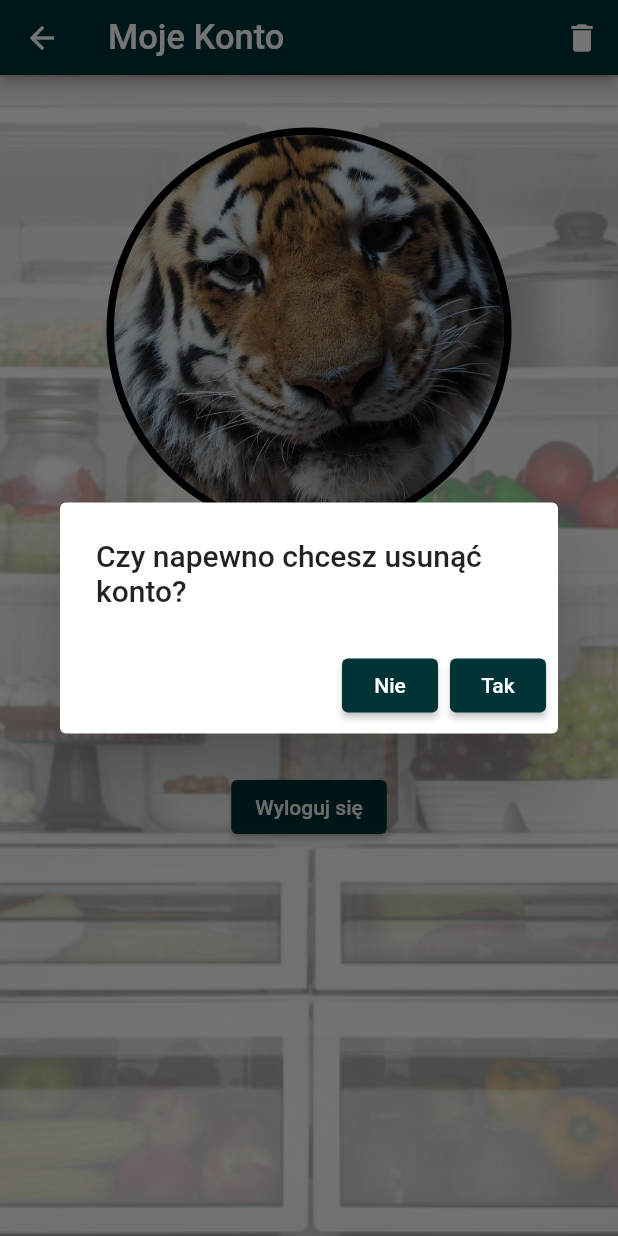
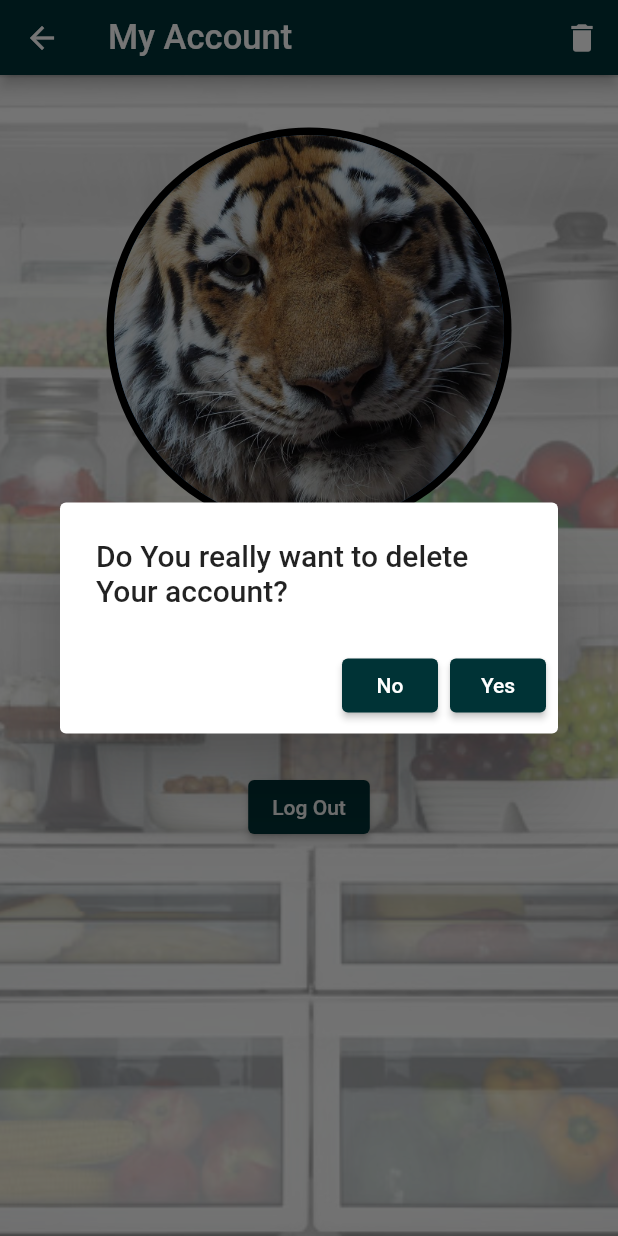
Before and after one commit to lukaszhak/moja_lodowka, a Flutter app: the MyAccountPage screen opened directly with empty values, after a tap on the "delete" icon, on a phone screen of 412 x 824 dp. Run offline on Flutter 3.47's test engine with Material 2 defaults, Android fonts, the phone set to English and light mode, and no system bars; our stand-ins replace bloc, cloud_firestore, dio, firebase_auth, firebase_core, flutter_bloc and 4 more; accounts and stored records are empty; generated files the repository leaves out were written again; network calls fail.

Commit message:
Add english language to my account page

```diff
--- a/lib/features/home/pages/my_account_page/my_account_page.dart
+++ b/lib/features/home/pages/my_account_page/my_account_page.dart
@@ -2,7 +2,7 @@ import 'package:flutter/material.dart';
 import 'package:flutter_bloc/flutter_bloc.dart';
 import 'package:moja_lodowka/app/app.dart';
 import 'package:moja_lodowka/app/cubit/root_cubit.dart';
-import 'package:moja_lodowka/features/login/login_page/login_page.dart';
+import 'package:flutter_gen/gen_l10n/app_localizations.dart';
 
 class MyAccountPage extends StatelessWidget {
   const MyAccountPage({
@@ -29,7 +29,7 @@ class MyAccountPage extends StatelessWidget {
                             },
                             style: ElevatedButton.styleFrom(
                                 primary: const Color.fromARGB(255, 0, 51, 54)),
-                            child: const Text('Nie'),
+                            child:  Text(AppLocalizations.of(context)!.no),
                           ),
                           ElevatedButton(
                             onPressed: () {
@@ -45,20 +45,20 @@ class MyAccountPage extends StatelessWidget {
                             },
                             style: ElevatedButton.styleFrom(
                                 primary: const Color.fromARGB(255, 0, 51, 54)),
-                            child: const Text('Tak'),
+                            child:  Text(AppLocalizations.of(context)!.yes),
                           ),
                         ],
-                        title: const Text('Czy napewno chcesz usunąć konto?'),
-                      ));
+                        title:  Text(AppLocalizations.of(context)!.deleteAccount),
+                      ),);
             },
             icon: const Icon(Icons.delete),
           ),
         ],
         backgroundColor: const Color.fromARGB(255, 0, 51, 54),
         toolbarHeight: 50,
-        title: const Text(
-          'Moje Konto',
-          style: TextStyle(fontSize: 23),
+        title:  Text(
+          AppLocalizations.of(context)!.myAccount,
+          style: const TextStyle(fontSize: 23),
         ),
       ),
       body: Container(
@@ -84,9 +84,9 @@ class MyAccountPage extends StatelessWidget {
               const SizedBox(
                 height: 40,
               ),
-              const Text(
-                'Jesteś zalogowany jako',
-                style: TextStyle(
+               Text(
+                AppLocalizations.of(context)!.loggedInAs,
+                style: const TextStyle(
                   fontSize: 20,
                   fontWeight: FontWeight.bold,
                 ),
@@ -108,7 +108,7 @@ class MyAccountPage extends StatelessWidget {
                   context.read<RootCubit>().signOut();
                   Navigator.of(context).pop();
                 },
-                child: const Text('Wyloguj się'),
+                child:  Text(AppLocalizations.of(context)!.logOut),
               ),
             ],
           ),
--- a/lib/l10n/app_en.arb
+++ b/lib/l10n/app_en.arb
@@ -16,5 +16,8 @@
     "candys": "Candys",
     "shopList": "Shop list",
     "recipes": "Recipes",
-    "weatherCheck": "Check the weather"
+    "weatherCheck": "Check the weather",
+    "deleteAccount": "Do You really want to delete Your account?",
+    "myAccount": "My Account",
+    "loggedInAs": "You are logged in as"
 }
--- a/lib/l10n/app_pl.arb
+++ b/lib/l10n/app_pl.arb
@@ -16,5 +16,8 @@
     "candys": "Słodycze",
     "shopList": "Lista zakupów",
     "recipes": "Przepisy kulinarne",
-    "weatherCheck": "Sprawdź pogodę"
+    "weatherCheck": "Sprawdź pogodę",
+    "deleteAccount": "Czy napewno chcesz usunąć konto?",
+    "myAccount": "Moje Konto",
+    "loggedInAs": "Jesteś zalogowany jako"
 }
```
